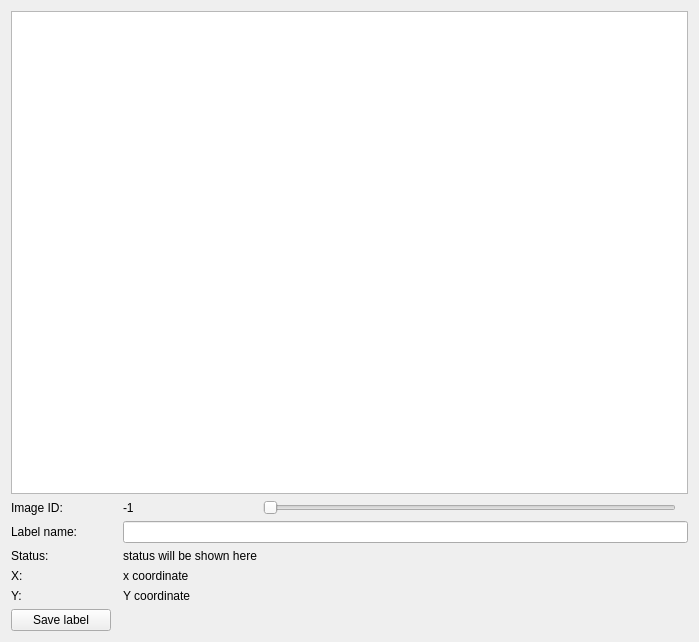
First picture: the form in label-tool/src/widget.ui, repository SoftwareDefinedBuildings/SnapLink, before the edit.
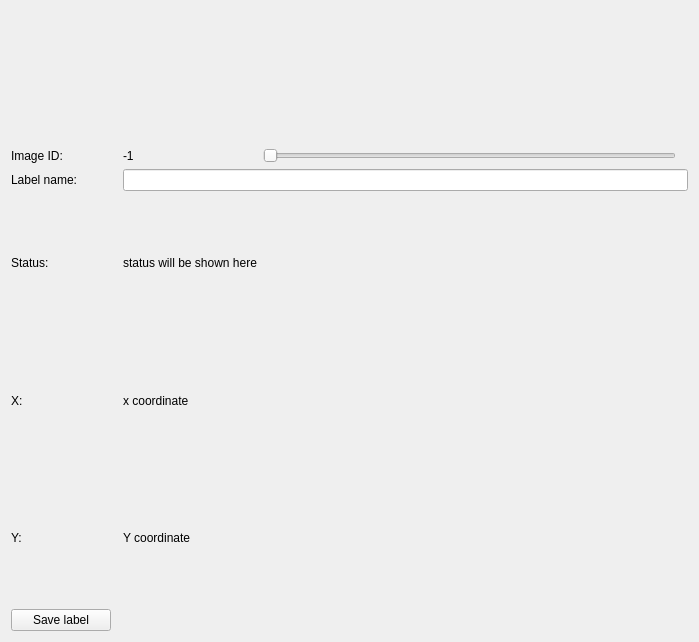
Second picture: the form after the edit.

Commit message: Display image data from database

```diff
--- a/label-tool/src/widget.ui
+++ b/label-tool/src/widget.ui
@@ -36,7 +36,7 @@
     </widget>
    </item>
    <item row="0" column="0" colspan="6">
-    <widget class="QGraphicsView" name="graphicsView"/>
+    <widget class="QLabel" name="imgLabel"/>
    </item>
    <item row="2" column="0">
     <widget class="QLabel" name="label">
```
The commit also changes 2 other files.
